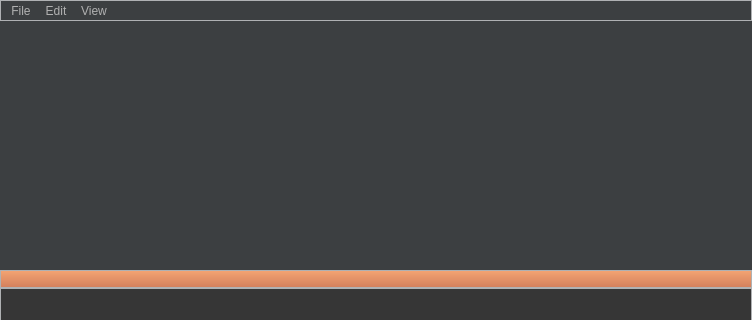
Old version of the form GUI/mainwindow.ui in the repository Kit-Law/ReMu; both pictures show x 0 to 752 and y 0 to 320 of the 752 by 487 pixel window.
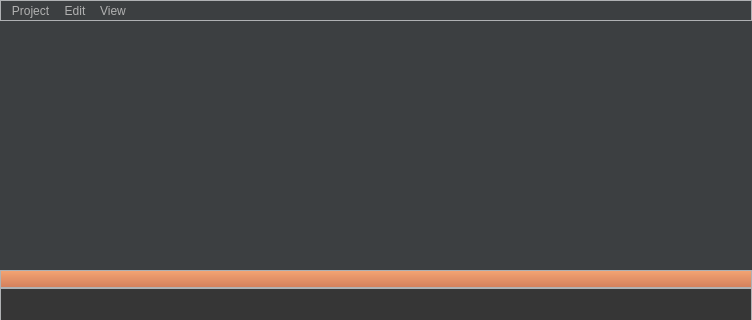
New version of the form.

```diff
--- a/GUI/mainwindow.ui
+++ b/GUI/mainwindow.ui
@@ -218,7 +218,7 @@
    </property>
    <widget class="QMenu" name="menuFile">
     <property name="title">
-     <string>File</string>
+     <string>Project</string>
     </property>
     <addaction name="actionNew_Project"/>
     <addaction name="actionOpen_Project"/>
```
Left out of the diff: 27 changed lines with no effect on the pictures.
